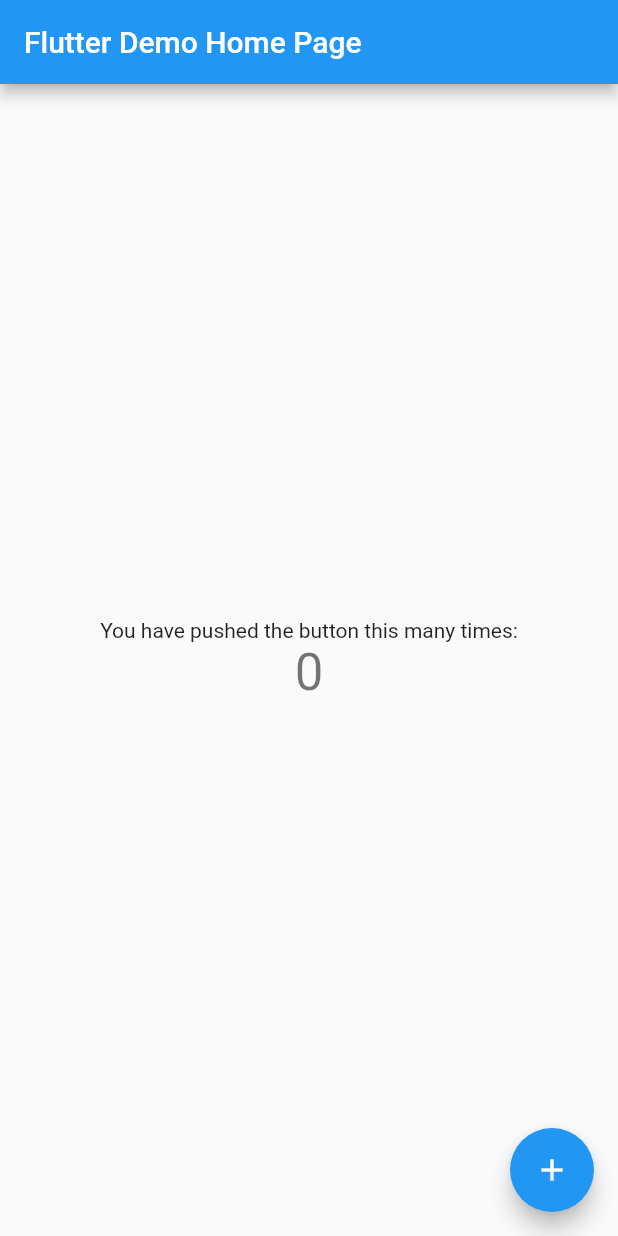
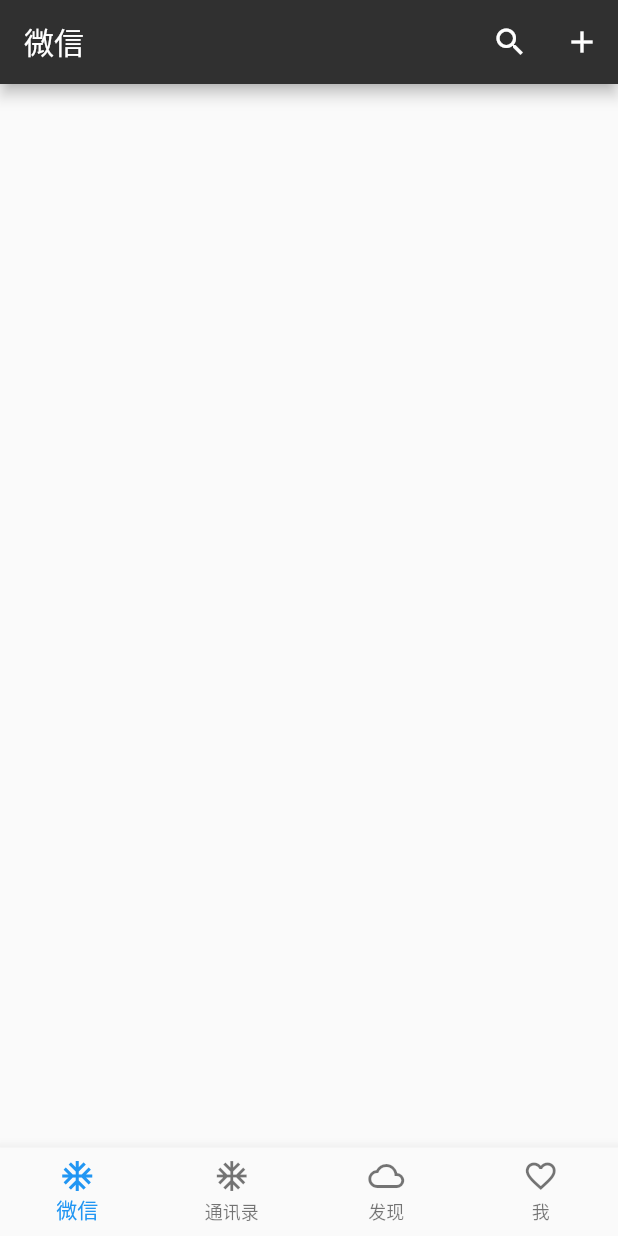
Before and after one commit to TimiYoung/wechat_clone, a Flutter app: the screen it shows after launch, on a phone screen of 412 x 824 dp. Run offline on Flutter 3.47's test engine with Material 2 defaults, Android fonts, the phone set to English and light mode, and no system bars.

Commit message:
增加底部导航栏

```diff
--- /dev/null
+++ b/lib/consts.dart
@@ -0,0 +1,3 @@
+class AppColors {
+  static const AppColor = 0xff303030;
+}
--- /dev/null
+++ b/lib/home/home_screen.dart
@@ -0,0 +1,79 @@
+import 'package:flutter/material.dart';
+
+class NavigationIconView {
+  final Widget _icon;
+  final Widget _activeIcon;
+  final String _title;
+  final BottomNavigationBarItem item;
+
+  NavigationIconView({Key key, String title, Widget icon, Widget activeIcon})
+      : _title = title,
+        _icon = icon,
+        _activeIcon = activeIcon,
+        item = BottomNavigationBarItem(
+            icon: icon,
+            activeIcon: activeIcon,
+            title: Text(title),
+            backgroundColor: Colors.white);
+}
+
+class HomeScreen extends StatefulWidget {
+  _HomeScreenState createState() => _HomeScreenState();
+}
+
+class _HomeScreenState extends State<HomeScreen> {
+  List<NavigationIconView> _navigationViews;
+
+  @override
+  void initState() {
+    super.initState();
+    _navigationViews = <NavigationIconView>[
+      NavigationIconView(
+        icon: const Icon(Icons.ac_unit),
+        title: '微信',
+        activeIcon: const Icon(Icons.ac_unit),
+      ),
+      NavigationIconView(
+        activeIcon: const Icon(Icons.ac_unit),
+        icon: const Icon(Icons.ac_unit),
+        title: '通讯录',
+      ),
+      NavigationIconView(
+        activeIcon: const Icon(Icons.cloud),
+        icon: const Icon(Icons.cloud_queue),
+        title: '发现',
+      ),
+      NavigationIconView(
+        activeIcon: const Icon(Icons.favorite),
+        icon: const Icon(Icons.favorite_border),
+        title: '我',
+      ),
+    ];
+  }
+
+  @override
+  Widget build(BuildContext context) {
+    final BottomNavigationBar botNavBar = BottomNavigationBar(
+      items: _navigationViews
+          .map<BottomNavigationBarItem>((NavigationIconView view) {
+        return view.item;
+      }).toList(),
+      currentIndex: 0,
+      type: BottomNavigationBarType.fixed,
+      onTap: (int index) {
+        print('object');
+      },
+    );
+    return Scaffold(
+      appBar: AppBar(
+        title: Text('微信'),
+        actions: <Widget>[
+          IconButton(icon: Icon(Icons.search), onPressed: () {}),
+          IconButton(icon: Icon(Icons.add), onPressed: () {})
+        ],
+      ),
+      body: Container(),
+      bottomNavigationBar: botNavBar,
+    );
+  }
+}
--- a/lib/main.dart
+++ b/lib/main.dart
@@ -1,5 +1,6 @@
 import 'package:flutter/material.dart';
-
+import 'home/home_screen.dart';
+import 'consts.dart' show AppColors;
 void main() => runApp(MyApp());
 
 class MyApp extends StatelessWidget {
@@ -7,105 +8,11 @@ class MyApp extends StatelessWidget {
   @override
   Widget build(BuildContext context) {
     return MaterialApp(
-      title: 'Flutter Demo',
-      theme: ThemeData(
-        // This is the theme of your application.
-        //
-        // Try running your application with "flutter run". You'll see the
-        // application has a blue toolbar. Then, without quitting the app, try
-        // changing the primarySwatch below to Colors.green and then invoke
-        // "hot reload" (press "r" in the console where you ran "flutter run",
-        // or simply save your changes to "hot reload" in a Flutter IDE).
-        // Notice that the counter didn't reset back to zero; the application
-        // is not restarted.
-        primarySwatch: Colors.blue,
+      title: '微信',
+      theme: ThemeData.light().copyWith(
+        primaryColor: Color(AppColors.AppColor),
       ),
-      home: MyHomePage(title: 'Flutter Demo Home Page'),
+      home: HomeScreen(),
     );
   }
 }
-
-class MyHomePage extends StatefulWidget {
-  MyHomePage({Key key, this.title}) : super(key: key);
-
-  // This widget is the home page of your application. It is stateful, meaning
-  // that it has a State object (defined below) that contains fields that affect
-  // how it looks.
-
-  // This class is the configuration for the state. It holds the values (in this
-  // case the title) provided by the parent (in this case the App widget) and
-  // used by the build method of the State. Fields in a Widget subclass are
-  // always marked "final".
-
-  final String title;
-
-  @override
-  _MyHomePageState createState() => _MyHomePageState();
-}
-
-class _MyHomePageState extends State<MyHomePage> {
-  int _counter = 0;
-
-  void _incrementCounter() {
-    setState(() {
-      // This call to setState tells the Flutter framework that something has
-      // changed in this State, which causes it to rerun the build method below
-      // so that the display can reflect the updated values. If we changed
-      // _counter without calling setState(), then the build method would not be
-      // called again, and so nothing would appear to happen.
-      _counter++;
-    });
-  }
-
-  @override
-  Widget build(BuildContext context) {
-    // This method is rerun every time setState is called, for instance as done
-    // by the _incrementCounter method above.
-    //
-    // The Flutter framework has been optimized to make rerunning build methods
-    // fast, so that you can just rebuild anything that needs updating rather
-    // than having to individually change instances of widgets.
-    return Scaffold(
-      appBar: AppBar(
-        // Here we take the value from the MyHomePage object that was created by
-        // the App.build method, and use it to set our appbar title.
-        title: Text(widget.title),
-      ),
-      body: Center(
-        // Center is a layout widget. It takes a single child and positions it
-        // in the middle of the parent.
-        child: Column(
-          // Column is also layout widget. It takes a list of children and
-          // arranges them vertically. By default, it sizes itself to fit its
-          // children horizontally, and tries to be as tall as its parent.
-          //
-          // Invoke "debug painting" (press "p" in the console, choose the
-          // "Toggle Debug Paint" action from the Flutter Inspector in Android
-          // Studio, or the "Toggle Debug Paint" command in Visual Studio Code)
-          // to see the wireframe for each widget.
-          //
-          // Column has various properties to control how it sizes itself and
-          // how it positions its children. Here we use mainAxisAlignment to
-          // center the children vertically; the main axis here is the vertical
-          // axis because Columns are vertical (the cross axis would be
-          // horizontal).
-          mainAxisAlignment: MainAxisAlignment.center,
-          children: <Widget>[
-            Text(
-              'You have pushed the button this many times:',
-            ),
-            Text(
-              '$_counter',
-              style: Theme.of(context).textTheme.display1,
-            ),
-          ],
-        ),
-      ),
-      floatingActionButton: FloatingActionButton(
-        onPressed: _incrementCounter,
-        tooltip: 'Increment',
-        child: Icon(Icons.add),
-      ), // This trailing comma makes auto-formatting nicer for build methods.
-    );
-  }
-}
```
